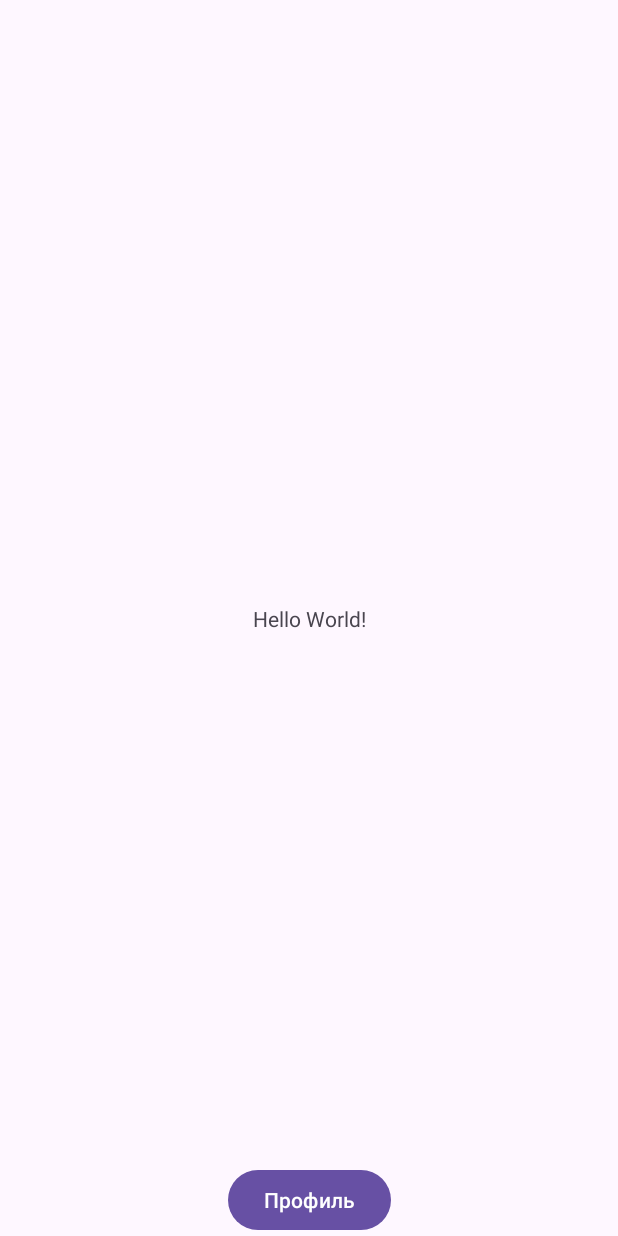
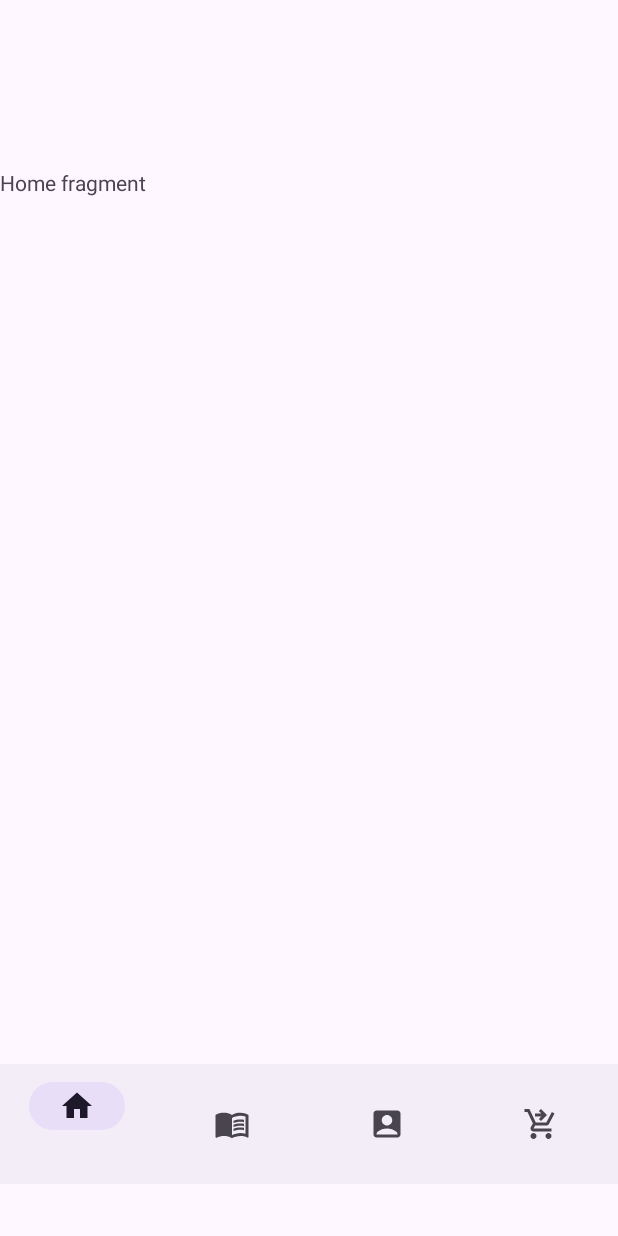
Before and after one commit to Suomi228/EDA-android-app, an Android app: the screen it shows after launch once a user with an empty profile is signed in (MainActivity), on a phone screen of 412 x 824 dp. Run offline under Robolectric (Android 15) with nearby library versions, the phone set to English and light mode, and no system bars; our stand-ins replace Firebase (no records; nobody signed in at launch, a user with empty details on screens opened directly).

Commit message:
navigation bar and 3 fragments

```diff
--- a/app/build.gradle
+++ b/app/build.gradle
@@ -23,6 +23,9 @@ android {
             proguardFiles getDefaultProguardFile('proguard-android-optimize.txt'), 'proguard-rules.pro'
         }
     }
+    buildFeatures{
+        viewBinding true
+    }
     compileOptions {
         sourceCompatibility JavaVersion.VERSION_1_8
         targetCompatibility JavaVersion.VERSION_1_8
--- /dev/null
+++ b/app/src/main/java/com/example/eda/HomeFragment.java
@@ -0,0 +1,27 @@
+package com.example.eda;
+
+import android.os.Bundle;
+
+import androidx.fragment.app.Fragment;
+
+import android.view.LayoutInflater;
+import android.view.View;
+import android.view.ViewGroup;
+
+
+public class HomeFragment extends Fragment {
+
+
+    @Override
+    public void onCreate(Bundle savedInstanceState) {
+        super.onCreate(savedInstanceState);
+
+    }
+
+    @Override
+    public View onCreateView(LayoutInflater inflater, ViewGroup container,
+                             Bundle savedInstanceState) {
+        // Inflate the layout for this fragment
+        return inflater.inflate(R.layout.fragment_home, container, false);
+    }
+}
--- a/app/src/main/java/com/example/eda/MainActivity.java
+++ b/app/src/main/java/com/example/eda/MainActivity.java
@@ -1,28 +1,47 @@
 package com.example.eda;
 
 import androidx.appcompat.app.AppCompatActivity;
+import androidx.fragment.app.Fragment;
+import androidx.fragment.app.FragmentManager;
 import androidx.fragment.app.FragmentTransaction;
 
 import android.os.Bundle;
 import android.view.View;
 import android.widget.Button;
 
+import com.example.eda.databinding.ActivityMainBinding;
+import com.google.android.material.bottomnavigation.BottomNavigationView;
+
 public class MainActivity extends AppCompatActivity {
-    Button profile_btn;
+
+    ActivityMainBinding binding;
 
     @Override
     protected void onCreate(Bundle savedInstanceState) {
         super.onCreate(savedInstanceState);
-        setContentView(R.layout.activity_main);
-        profile_btn = findViewById(R.id.profile_btn);
-        profile_btn.setOnClickListener(new View.OnClickListener() {
-            @Override
-            public void onClick(View view) {
-                Profile f1 = new Profile();
-                FragmentTransaction ft = getSupportFragmentManager().beginTransaction();
-                ft.replace(R.id.container,f1);
-                ft.commit();
+        binding = ActivityMainBinding.inflate(getLayoutInflater());
+        setContentView(binding.getRoot());
+        binding.bottomNavigationView.setOnItemSelectedListener(item -> {
+            if (item.getItemId()==R.id.home_item){
+                replaceFragment(new HomeFragment());
             }
+            if (item.getItemId()==R.id.menu_item){
+                replaceFragment(new MenuFragment());
+            }
+            if (item.getItemId()==R.id.profile_item){
+                replaceFragment(new ProfileFragment());
+            }
+            if (item.getItemId()==R.id.cart_item){
+                replaceFragment(new CartFragment());
+            }
+            return true;
         });
+
+    }
+    private void replaceFragment(Fragment fragment){
+        FragmentManager f1 = getSupportFragmentManager();
+        FragmentTransaction ft = getSupportFragmentManager().beginTransaction();
+        ft.replace(R.id.container,fragment);
+        ft.commit();
     }
 }
--- a/app/src/main/java/com/example/eda/Profile.java
+++ b/app/src/main/java/com/example/eda/ProfileFragment.java
@@ -19,7 +19,7 @@ import com.google.firebase.auth.FirebaseAuth;
 import com.google.firebase.auth.FirebaseUser;
 
 
-public class Profile extends Fragment {
+public class ProfileFragment extends Fragment {
     FirebaseAuth auth;
     Button logout;
     TextView user_name;
--- /dev/null
+++ b/app/src/main/res/drawable/baseline_account_box_24.xml
@@ -0,0 +1,5 @@
+<vector android:height="24dp" android:tint="#000000"
+    android:viewportHeight="24" android:viewportWidth="24"
+    android:width="24dp" xmlns:android="http://schemas.android.com/apk/res/android">
+    <path android:fillColor="@android:color/white" android:pathData="M19,3H5C3.9,3 3,3.9 3,5v14c0,1.1 0.9,2 2,2h14c1.1,0 2,-0.9 2,-2V5C21,3.9 20.1,3 19,3zM12,6c1.93,0 3.5,1.57 3.5,3.5c0,1.93 -1.57,3.5 -3.5,3.5s-3.5,-1.57 -3.5,-3.5C8.5,7.57 10.07,6 12,6zM19,19H5v-0.23c0,-0.62 0.28,-1.2 0.76,-1.58C7.47,15.82 9.64,15 12,15s4.53,0.82 6.24,2.19c0.48,0.38 0.76,0.97 0.76,1.58V19z"/>
+</vector>
--- /dev/null
+++ b/app/src/main/res/drawable/baseline_home_24.xml
@@ -0,0 +1,5 @@
+<vector android:height="24dp" android:tint="#000000"
+    android:viewportHeight="24" android:viewportWidth="24"
+    android:width="24dp" xmlns:android="http://schemas.android.com/apk/res/android">
+    <path android:fillColor="@android:color/white" android:pathData="M10,20v-6h4v6h5v-8h3L12,3 2,12h3v8z"/>
+</vector>
--- /dev/null
+++ b/app/src/main/res/drawable/baseline_menu_book_24.xml
@@ -0,0 +1,8 @@
+<vector android:autoMirrored="true" android:height="24dp"
+    android:tint="#000000" android:viewportHeight="24"
+    android:viewportWidth="24" android:width="24dp" xmlns:android="http://schemas.android.com/apk/res/android">
+    <path android:fillColor="@android:color/white" android:pathData="M21,5c-1.11,-0.35 -2.33,-0.5 -3.5,-0.5c-1.95,0 -4.05,0.4 -5.5,1.5c-1.45,-1.1 -3.55,-1.5 -5.5,-1.5S2.45,4.9 1,6v14.65c0,0.25 0.25,0.5 0.5,0.5c0.1,0 0.15,-0.05 0.25,-0.05C3.1,20.45 5.05,20 6.5,20c1.95,0 4.05,0.4 5.5,1.5c1.35,-0.85 3.8,-1.5 5.5,-1.5c1.65,0 3.35,0.3 4.75,1.05c0.1,0.05 0.15,0.05 0.25,0.05c0.25,0 0.5,-0.25 0.5,-0.5V6C22.4,5.55 21.75,5.25 21,5zM21,18.5c-1.1,-0.35 -2.3,-0.5 -3.5,-0.5c-1.7,0 -4.15,0.65 -5.5,1.5V8c1.35,-0.85 3.8,-1.5 5.5,-1.5c1.2,0 2.4,0.15 3.5,0.5V18.5z"/>
+    <path android:fillColor="@android:color/white" android:pathData="M17.5,10.5c0.88,0 1.73,0.09 2.5,0.26V9.24C19.21,9.09 18.36,9 17.5,9c-1.7,0 -3.24,0.29 -4.5,0.83v1.66C14.13,10.85 15.7,10.5 17.5,10.5z"/>
+    <path android:fillColor="@android:color/white" android:pathData="M13,12.49v1.66c1.13,-0.64 2.7,-0.99 4.5,-0.99c0.88,0 1.73,0.09 2.5,0.26V11.9c-0.79,-0.15 -1.64,-0.24 -2.5,-0.24C15.8,11.66 14.26,11.96 13,12.49z"/>
+    <path android:fillColor="@android:color/white" android:pathData="M17.5,14.33c-1.7,0 -3.24,0.29 -4.5,0.83v1.66c1.13,-0.64 2.7,-0.99 4.5,-0.99c0.88,0 1.73,0.09 2.5,0.26v-1.52C19.21,14.41 18.36,14.33 17.5,14.33z"/>
+</vector>
--- /dev/null
+++ b/app/src/main/res/drawable/baseline_shopping_cart_checkout_24.xml
@@ -0,0 +1,5 @@
+<vector android:height="24dp" android:tint="#000000"
+    android:viewportHeight="24" android:viewportWidth="24"
+    android:width="24dp" xmlns:android="http://schemas.android.com/apk/res/android">
+    <path android:fillColor="@android:color/white" android:pathData="M7,18c-1.1,0 -1.99,0.9 -1.99,2S5.9,22 7,22s2,-0.9 2,-2S8.1,18 7,18zM17,18c-1.1,0 -1.99,0.9 -1.99,2s0.89,2 1.99,2s2,-0.9 2,-2S18.1,18 17,18zM8.1,13h7.45c0.75,0 1.41,-0.41 1.75,-1.03L21,4.96L19.25,4l-3.7,7H8.53L4.27,2H1v2h2l3.6,7.59l-1.35,2.44C4.52,15.37 5.48,17 7,17h12v-2H7L8.1,13zM12,2l4,4l-4,4l-1.41,-1.41L12.17,7L8,7l0,-2l4.17,0l-1.59,-1.59L12,2z"/>
+</vector>
--- a/app/src/main/res/layout/activity_main.xml
+++ b/app/src/main/res/layout/activity_main.xml
@@ -6,17 +6,10 @@
     android:layout_height="match_parent"
     tools:context=".MainActivity">
 
-    <TextView
-        android:layout_width="wrap_content"
-        android:layout_height="wrap_content"
-        android:text="Hello World!"
-        app:layout_constraintBottom_toBottomOf="parent"
-        app:layout_constraintEnd_toEndOf="parent"
-        app:layout_constraintStart_toStartOf="parent"
-        app:layout_constraintTop_toTopOf="parent" />
 
-    <FrameLayout
+    <androidx.fragment.app.FragmentContainerView
         android:id="@+id/container"
+        android:name="com.example.eda.HomeFragment"
         android:layout_width="match_parent"
         android:layout_height="597dp"
         app:layout_constraintBottom_toBottomOf="parent"
@@ -24,18 +17,20 @@
         app:layout_constraintHorizontal_bias="0.444"
         app:layout_constraintStart_toStartOf="parent"
         app:layout_constraintTop_toTopOf="parent"
-        app:layout_constraintVertical_bias="0.495">
+        app:layout_constraintVertical_bias="0.495"
+        tools:layout="@layout/fragment_home">
 
-    </FrameLayout>
+    </androidx.fragment.app.FragmentContainerView>
 
-    <Button
-        android:layout_width="wrap_content"
+    <com.google.android.material.bottomnavigation.BottomNavigationView
+        android:id="@+id/bottom_navigation_view"
+        android:layout_width="match_parent"
         android:layout_height="wrap_content"
-        android:id="@+id/profile_btn"
-        android:text="Профиль"
-        app:layout_constraintBottom_toBottomOf="parent"
         app:layout_constraintEnd_toEndOf="parent"
-        app:layout_constraintStart_toStartOf="parent" />
+        app:layout_constraintHorizontal_bias="0.0"
+        app:layout_constraintStart_toStartOf="parent"
+        app:layout_constraintTop_toBottomOf="@+id/container"
+        app:menu="@menu/bottom_nav_menu" />
 
 
 </androidx.constraintlayout.widget.ConstraintLayout>
--- /dev/null
+++ b/app/src/main/res/layout/fragment_home.xml
@@ -0,0 +1,14 @@
+<?xml version="1.0" encoding="utf-8"?>
+<FrameLayout xmlns:android="http://schemas.android.com/apk/res/android"
+    xmlns:tools="http://schemas.android.com/tools"
+    android:layout_width="match_parent"
+    android:layout_height="match_parent"
+    tools:context=".HomeFragment">
+
+    <!-- TODO: Update blank fragment layout -->
+    <TextView
+        android:layout_width="match_parent"
+        android:layout_height="match_parent"
+        android:text="Home fragment" />
+
+</FrameLayout>
--- a/app/src/main/res/layout/fragment_profile.xml
+++ b/app/src/main/res/layout/fragment_profile.xml
@@ -5,7 +5,7 @@
     android:gravity="center"
     android:orientation="vertical"
     android:layout_height="match_parent"
-    tools:context=".Profile">
+    tools:context=".ProfileFragment">
 
     <TextView
         android:id="@+id/user_name"
--- /dev/null
+++ b/app/src/main/res/menu/bottom_nav_menu.xml
@@ -0,0 +1,32 @@
+<?xml version="1.0" encoding="utf-8"?>
+<menu xmlns:android="http://schemas.android.com/apk/res/android">
+
+    <item
+        android:layout_width="wrap_content"
+        android:layout_height="wrap_content"
+        android:title=""
+        android:icon="@drawable/baseline_home_24"
+        android:id="@+id/home_item"
+        />
+    <item
+        android:layout_width="wrap_content"
+        android:layout_height="wrap_content"
+        android:title=""
+        android:icon="@drawable/baseline_menu_book_24"
+        android:id="@+id/menu_item"
+        />
+    <item
+        android:layout_width="wrap_content"
+        android:layout_height="wrap_content"
+        android:title=""
+        android:icon="@drawable/baseline_account_box_24"
+        android:id="@+id/profile_item"
+        />
+    <item
+        android:layout_width="wrap_content"
+        android:layout_height="wrap_content"
+        android:title=""
+        android:icon="@drawable/baseline_shopping_cart_checkout_24"
+        android:id="@+id/cart_item"
+        />
+</menu>
```
Also changed, not shown: app/src/main/java/com/example/eda/CartFragment.java (added, +64 -0 lines), app/src/main/java/com/example/eda/MenuFragment.java (added, +26 -0 lines), app/src/main/res/layout/fragment_cart.xml (added, +14 -0 lines), app/src/main/res/layout/fragment_menu.xml (added, +14 -0 lines).
